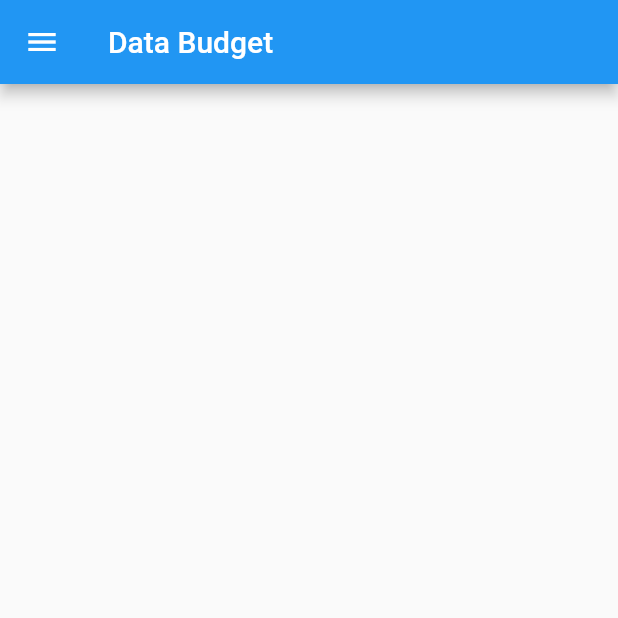
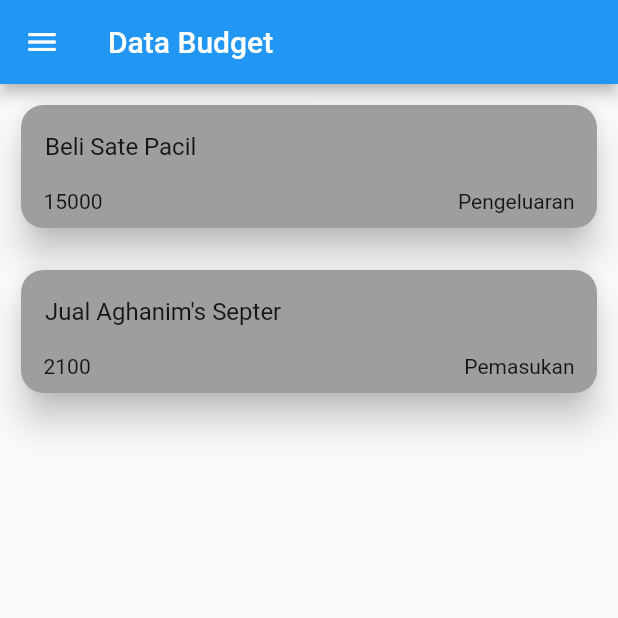
Before and after one commit to iqbalpa/pbp-flutter-lab, a Flutter app: the DataBudget screen opened directly, on a phone screen of 412 x 824 dp, the top half of it. Run offline on Flutter 3.47's test engine with Material 2 defaults, Android fonts, the phone set to English and light mode, and no system bars.

Commit message:
Tugas 8: create card using dummy data for Data Budget page

```diff
--- a/lib/dataBudget.dart
+++ b/lib/dataBudget.dart
@@ -40,6 +40,66 @@ class _DataBudgetState extends State<DataBudget> {
           ],
         ),
       ),
+      body: Column(
+        children: <Widget>[
+          Center(
+            child: Container(
+              width: 500,
+              height: 110,
+              padding: const EdgeInsets.all(10),
+              child: Card(
+                shape: RoundedRectangleBorder(
+                    borderRadius: BorderRadius.circular(15)),
+                color: Colors.grey,
+                elevation: 10,
+                child: Column(
+                  children: <Widget>[
+                    ListTile(title: Text("Beli Sate Pacil")),
+                    Container(
+                      padding: const EdgeInsets.only(left: 15, right: 15),
+                      child: Row(
+                        mainAxisAlignment: MainAxisAlignment.spaceBetween,
+                        children: [
+                          Text("15000"),
+                          Text("Pengeluaran"),
+                        ],
+                      ),
+                    )
+                  ],
+                ),
+              ),
+            ),
+          ),
+          Center(
+            child: Container(
+              width: 500,
+              height: 110,
+              padding: const EdgeInsets.all(10),
+              child: Card(
+                shape: RoundedRectangleBorder(
+                    borderRadius: BorderRadius.circular(15)),
+                color: Colors.grey,
+                elevation: 10,
+                child: Column(
+                  children: <Widget>[
+                    ListTile(title: Text("Jual Aghanim's Septer")),
+                    Container(
+                      padding: const EdgeInsets.only(left: 15, right: 15),
+                      child: Row(
+                        mainAxisAlignment: MainAxisAlignment.spaceBetween,
+                        children: [
+                          Text("2100"),
+                          Text("Pemasukan"),
+                        ],
+                      ),
+                    )
+                  ],
+                ),
+              ),
+            ),
+          ),
+        ],
+      ),
     );
   }
 }
--- a/lib/formBudget.dart
+++ b/lib/formBudget.dart
@@ -82,6 +82,7 @@ class _FormBudgetState extends State<FormBudget> {
                   Padding(
                     padding: const EdgeInsets.all(8.0),
                     child: TextFormField(
+                      keyboardType: TextInputType.number,
                       decoration: InputDecoration(
                           labelText: "Nominal",
                           border: OutlineInputBorder(
```
